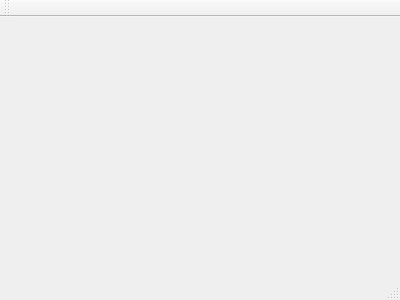
Above: mainwindow.ui from StevenJCorreia/CorCalc before the change. Below: the same form after it.
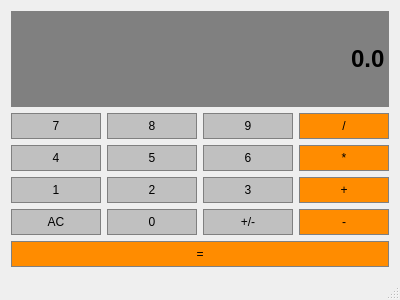
That is the form after the change.

Commit message: Main window title, UI layout, button functionality

```diff
--- a/mainwindow.ui
+++ b/mainwindow.ui
@@ -12,13 +12,490 @@
   <property name="windowTitle" >
    <string>MainWindow</string>
   </property>
-  <widget class="QMenuBar" name="menuBar" />
-  <widget class="QToolBar" name="mainToolBar" />
-  <widget class="QWidget" name="centralWidget" />
-  <widget class="QStatusBar" name="statusBar" />
+  <widget class="QWidget" name="centralWidget">
+   <layout class="QGridLayout" name="gridLayout">
+    <item row="2" column="2">
+     <widget class="QPushButton" name="button6">
+      <property name="sizePolicy">
+       <sizepolicy hsizetype="Preferred" vsizetype="Preferred">
+        <horstretch>0</horstretch>
+        <verstretch>0</verstretch>
+       </sizepolicy>
+      </property>
+      <property name="styleSheet">
+       <string notr="true">QPushButton {
+	background-color: #C0C0C0;
+	border: 1px solid gray;
+	padding: 5px;
+}
+
+QPushButton pressed {
+	background-color: #A9A9A9;
+	border: 1px solid gray;
+	padding: 5px;
+}</string>
+      </property>
+      <property name="text">
+       <string>6</string>
+      </property>
+     </widget>
+    </item>
+    <item row="4" column="0">
+     <widget class="QPushButton" name="clear">
+      <property name="sizePolicy">
+       <sizepolicy hsizetype="Preferred" vsizetype="Preferred">
+        <horstretch>0</horstretch>
+        <verstretch>0</verstretch>
+       </sizepolicy>
+      </property>
+      <property name="styleSheet">
+       <string notr="true">QPushButton {
+	background-color: #C0C0C0;
+	border: 1px solid gray;
+	padding: 5px;
+}
+
+QPushButton pressed {
+	background-color: #A9A9A9;
+	border: 1px solid gray;
+	padding: 5px;
+}</string>
+      </property>
+      <property name="text">
+       <string>AC</string>
+      </property>
+     </widget>
+    </item>
+    <item row="3" column="3">
+     <widget class="QPushButton" name="add">
+      <property name="sizePolicy">
+       <sizepolicy hsizetype="Preferred" vsizetype="Preferred">
+        <horstretch>0</horstretch>
+        <verstretch>0</verstretch>
+       </sizepolicy>
+      </property>
+      <property name="styleSheet">
+       <string notr="true">QPushButton {
+	background-color: #FF8C00;
+	border: 1px solid gray;
+	padding: 5px;
+}
+
+QPushButton pressed {
+	background-color: #A9A9A9;
+	border: 1px solid gray;
+	padding: 5px;
+}</string>
+      </property>
+      <property name="text">
+       <string>+</string>
+      </property>
+     </widget>
+    </item>
+    <item row="1" column="3">
+     <widget class="QPushButton" name="divide">
+      <property name="sizePolicy">
+       <sizepolicy hsizetype="Preferred" vsizetype="Preferred">
+        <horstretch>0</horstretch>
+        <verstretch>0</verstretch>
+       </sizepolicy>
+      </property>
+      <property name="styleSheet">
+       <string notr="true">QPushButton {
+	background-color: #FF8C00;
+	border: 1px solid gray;
+	padding: 5px;
+}
+
+QPushButton pressed {
+	background-color: #A9A9A9;
+	border: 1px solid gray;
+	padding: 5px;
+}</string>
+      </property>
+      <property name="text">
+       <string>/</string>
+      </property>
+     </widget>
+    </item>
+    <item row="2" column="0">
+     <widget class="QPushButton" name="button4">
+      <property name="sizePolicy">
+       <sizepolicy hsizetype="Preferred" vsizetype="Preferred">
+        <horstretch>0</horstretch>
+        <verstretch>0</verstretch>
+       </sizepolicy>
+      </property>
+      <property name="styleSheet">
+       <string notr="true">QPushButton {
+	background-color: #C0C0C0;
+	border: 1px solid gray;
+	padding: 5px;
+}
+
+QPushButton pressed {
+	background-color: #A9A9A9;
+	border: 1px solid gray;
+	padding: 5px;
+}</string>
+      </property>
+      <property name="text">
+       <string>4</string>
+      </property>
+     </widget>
+    </item>
+    <item row="4" column="1">
+     <widget class="QPushButton" name="button0">
+      <property name="sizePolicy">
+       <sizepolicy hsizetype="Preferred" vsizetype="Preferred">
+        <horstretch>0</horstretch>
+        <verstretch>0</verstretch>
+       </sizepolicy>
+      </property>
+      <property name="styleSheet">
+       <string notr="true">QPushButton {
+	background-color: #C0C0C0;
+	border: 1px solid gray;
+	padding: 5px;
+}
+
+QPushButton pressed {
+	background-color: #A9A9A9;
+	border: 1px solid gray;
+	padding: 5px;
+}</string>
+      </property>
+      <property name="text">
+       <string>0</string>
+      </property>
+     </widget>
+    </item>
+    <item row="1" column="0">
+     <widget class="QPushButton" name="button7">
+      <property name="styleSheet">
+       <string notr="true">QPushButton {
+	background-color: #C0C0C0;
+	border: 1px solid gray;
+	padding: 5px;
+}
+
+QPushButton pressed {
+	background-color: #A9A9A9;
+	border: 1px solid gray;
+	padding: 5px;
+}</string>
+      </property>
+      <property name="text">
+       <string>7</string>
+      </property>
+     </widget>
+    </item>
+    <item row="1" column="1">
+     <widget class="QPushButton" name="button8">
+      <property name="sizePolicy">
+       <sizepolicy hsizetype="Preferred" vsizetype="Preferred">
+        <horstretch>0</horstretch>
+        <verstretch>0</verstretch>
+       </sizepolicy>
+      </property>
+      <property name="styleSheet">
+       <string notr="true">QPushButton {
+	background-color: #C0C0C0;
+	border: 1px solid gray;
+	padding: 5px;
+}
+
+QPushButton pressed {
+	background-color: #A9A9A9;
+	border: 1px solid gray;
+	padding: 5px;
+}</string>
+      </property>
+      <property name="text">
+       <string>8</string>
+      </property>
+     </widget>
+    </item>
+    <item row="2" column="3">
+     <widget class="QPushButton" name="multiply">
+      <property name="sizePolicy">
+       <sizepolicy hsizetype="Preferred" vsizetype="Preferred">
+        <horstretch>0</horstretch>
+        <verstretch>0</verstretch>
+       </sizepolicy>
+      </property>
+      <property name="styleSheet">
+       <string notr="true">QPushButton {
+	background-color: #FF8C00;
+	border: 1px solid gray;
+	padding: 5px;
+}
+
+QPushButton pressed {
+	background-color: #A9A9A9;
+	border: 1px solid gray;
+	padding: 5px;
+}</string>
+      </property>
+      <property name="text">
+       <string>*</string>
+      </property>
+     </widget>
+    </item>
+    <item row="3" column="1">
+     <widget class="QPushButton" name="button2">
+      <property name="sizePolicy">
+       <sizepolicy hsizetype="Preferred" vsizetype="Preferred">
+        <horstretch>0</horstretch>
+        <verstretch>0</verstretch>
+       </sizepolicy>
+      </property>
+      <property name="styleSheet">
+       <string notr="true">QPushButton {
+	background-color: #C0C0C0;
+	border: 1px solid gray;
+	padding: 5px;
+}
+
+QPushButton pressed {
+	background-color: #A9A9A9;
+	border: 1px solid gray;
+	padding: 5px;
+}</string>
+      </property>
+      <property name="text">
+       <string>2</string>
+      </property>
+     </widget>
+    </item>
+    <item row="4" column="2">
+     <widget class="QPushButton" name="changeSign">
+      <property name="sizePolicy">
+       <sizepolicy hsizetype="Preferred" vsizetype="Preferred">
+        <horstretch>0</horstretch>
+        <verstretch>0</verstretch>
+       </sizepolicy>
+      </property>
+      <property name="styleSheet">
+       <string notr="true">QPushButton {
+	background-color: #C0C0C0;
+	border: 1px solid gray;
+	padding: 5px;
+}
+
+QPushButton pressed {
+	background-color: #A9A9A9;
+	border: 1px solid gray;
+	padding: 5px;
+}</string>
+      </property>
+      <property name="text">
+       <string>+/-</string>
+      </property>
+     </widget>
+    </item>
+    <item row="4" column="3">
+     <widget class="QPushButton" name="subtract">
+      <property name="sizePolicy">
+       <sizepolicy hsizetype="Preferred" vsizetype="Preferred">
+        <horstretch>0</horstretch>
+        <verstretch>0</verstretch>
+       </sizepolicy>
+      </property>
+      <property name="styleSheet">
+       <string notr="true">QPushButton {
+	background-color: #FF8C00;
+	border: 1px solid gray;
+	padding: 5px;
+}
+
+QPushButton pressed {
+	background-color: #A9A9A9;
+	border: 1px solid gray;
+	padding: 5px;
+}</string>
+      </property>
+      <property name="text">
+       <string>-</string>
+      </property>
+     </widget>
+    </item>
+    <item row="3" column="2">
+     <widget class="QPushButton" name="button3">
+      <property name="sizePolicy">
+       <sizepolicy hsizetype="Preferred" vsizetype="Preferred">
+        <horstretch>0</horstretch>
+        <verstretch>0</verstretch>
+       </sizepolicy>
+      </property>
+      <property name="styleSheet">
+       <string notr="true">QPushButton {
+	background-color: #C0C0C0;
+	border: 1px solid gray;
+	padding: 5px;
+}
+
+QPushButton pressed {
+	background-color: #A9A9A9;
+	border: 1px solid gray;
+	padding: 5px;
+}</string>
+      </property>
+      <property name="text">
+       <string>3</string>
+      </property>
+     </widget>
+    </item>
+    <item row="1" column="2">
+     <widget class="QPushButton" name="button9">
+      <property name="sizePolicy">
+       <sizepolicy hsizetype="Preferred" vsizetype="Preferred">
+        <horstretch>0</horstretch>
+        <verstretch>0</verstretch>
+       </sizepolicy>
+      </property>
+      <property name="styleSheet">
+       <string notr="true">QPushButton {
+	background-color: #C0C0C0;
+	border: 1px solid gray;
+	padding: 5px;
+}
+
+QPushButton pressed {
+	background-color: #A9A9A9;
+	border: 1px solid gray;
+	padding: 5px;
+}</string>
+      </property>
+      <property name="text">
+       <string>9</string>
+      </property>
+     </widget>
+    </item>
+    <item row="2" column="1">
+     <widget class="QPushButton" name="button5">
+      <property name="sizePolicy">
+       <sizepolicy hsizetype="Preferred" vsizetype="Preferred">
+        <horstretch>0</horstretch>
+        <verstretch>0</verstretch>
+       </sizepolicy>
+      </property>
+      <property name="styleSheet">
+       <string notr="true">QPushButton {
+	background-color: #C0C0C0;
+	border: 1px solid gray;
+	padding: 5px;
+}
+
+QPushButton pressed {
+	background-color: #A9A9A9;
+	border: 1px solid gray;
+	padding: 5px;
+}</string>
+      </property>
+      <property name="text">
+       <string>5</string>
+      </property>
+     </widget>
+    </item>
+    <item row="3" column="0">
+     <widget class="QPushButton" name="button1">
+      <property name="sizePolicy">
+       <sizepolicy hsizetype="Preferred" vsizetype="Preferred">
+        <horstretch>0</horstretch>
+        <verstretch>0</verstretch>
+       </sizepolicy>
+      </property>
+      <property name="styleSheet">
+       <string notr="true">QPushButton {
+	background-color: #C0C0C0;
+	border: 1px solid gray;
+	padding: 5px;
+}
+
+QPushButton pressed {
+	background-color: #A9A9A9;
+	border: 1px solid gray;
+	padding: 5px;
+}</string>
+      </property>
+      <property name="text">
+       <string>1</string>
+      </property>
+     </widget>
+    </item>
+    <item row="5" column="0" colspan="4">
+     <widget class="QPushButton" name="equal">
+      <property name="sizePolicy">
+       <sizepolicy hsizetype="Preferred" vsizetype="Preferred">
+        <horstretch>0</horstretch>
+        <verstretch>0</verstretch>
+       </sizepolicy>
+      </property>
+      <property name="styleSheet">
+       <string notr="true">QPushButton {
+	background-color: #FF8C00;
+	border: 1px solid gray;
+	padding: 5px;
+}
+
+QPushButton pressed {
+	background-color: #A9A9A9;
+	border: 1px solid gray;
+	padding: 5px;
+}</string>
+      </property>
+      <property name="text">
+       <string>=</string>
+      </property>
+     </widget>
+    </item>
+    <item row="0" column="0" colspan="4">
+     <widget class="QLineEdit" name="display">
+      <property name="sizePolicy">
+       <sizepolicy hsizetype="Preferred" vsizetype="Expanding">
+        <horstretch>0</horstretch>
+        <verstretch>0</verstretch>
+       </sizepolicy>
+      </property>
+      <property name="font">
+       <font>
+        <family>Arial</family>
+        <pointsize>18</pointsize>
+        <weight>75</weight>
+        <bold>true</bold>
+       </font>
+      </property>
+      <property name="styleSheet">
+       <string notr="true">QLineEdit {
+	background-color: gray;
+	border: 1px solid gray;
+	color: FFFFFF;
+}</string>
+      </property>
+      <property name="text">
+       <string>0.0</string>
+      </property>
+      <property name="alignment">
+       <set>Qt::AlignRight|Qt::AlignTrailing|Qt::AlignVCenter</set>
+      </property>
+     </widget>
+    </item>
+   </layout>
+  </widget>
+  <widget class="QMenuBar" name="menuBar">
+   <property name="geometry">
+    <rect>
+     <x>0</x>
+     <y>0</y>
+     <width>400</width>
+     <height>20</height>
+    </rect>
+   </property>
+  </widget>
+  <widget class="QStatusBar" name="statusBar"/>
  </widget>
- <layoutDefault spacing="6" margin="11" />
- <pixmapfunction></pixmapfunction>
+ <layoutdefault spacing="6" margin="11"/>
  <resources/>
  <connections/>
 </ui>
```
Left out of the diff: 7 changed lines with no effect on the pictures. The commit also changes 3 other files.
